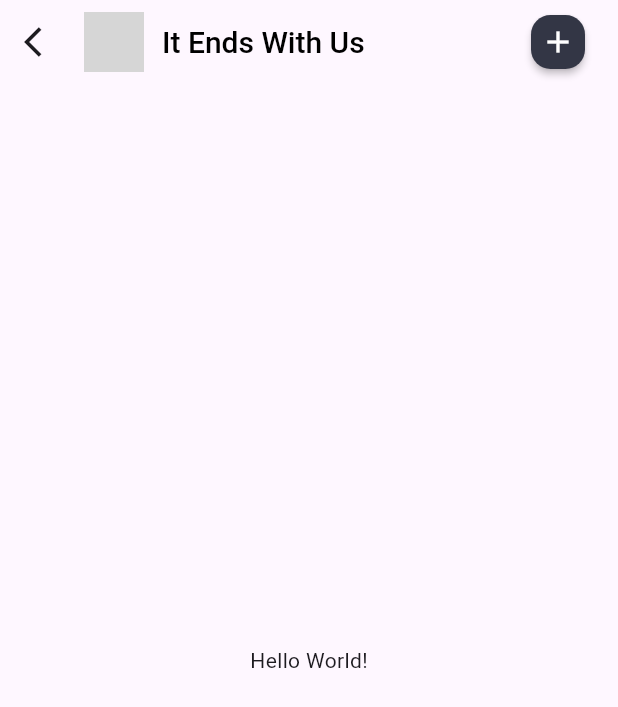
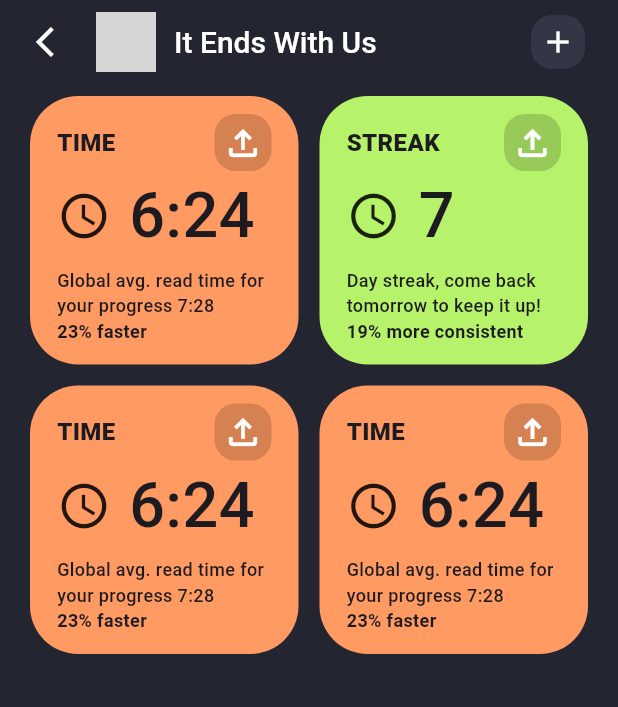
Before and after one commit to VeressIris/flutterUIpractice1, a Flutter app: the screen it shows after launch, on a phone screen of 412 x 824 dp. Shown: the top 707 px of the screen. Run offline on Flutter 3.47's test engine with Material 3 defaults, Android fonts, the phone set to English and light mode, and no system bars; network calls fail; grey boxes are pictures that could not be loaded.

Commit message:
added data blobs

```diff
--- a/lib/main.dart
+++ b/lib/main.dart
@@ -1,4 +1,6 @@
 import 'package:flutter/material.dart';
+import 'package:ui_practice_1/widgets/data_blob.dart';
+import 'package:ui_practice_1/widgets/data_blob_text_content.dart';
 
 void main() {
   runApp(const MainApp());
@@ -11,14 +13,16 @@
   Widget build(BuildContext context) {
     return MaterialApp(
       home: Scaffold(
+        backgroundColor: const Color(0xFF232531),
         appBar: AppBar(
+          backgroundColor: const Color(0xFF232531),
           title: Row(
             mainAxisAlignment: MainAxisAlignment.spaceBetween,
             children: [
               Row(children: [
                 const Padding(
-                    padding: EdgeInsets.only(right: 16),
-                    child: Icon(Icons.arrow_back_ios)),
+                    padding: EdgeInsets.only(left: 8, right: 16),
+                    child: Icon(Icons.arrow_back_ios, color: Colors.white)),
                 Padding(
                     padding: const EdgeInsets.only(right: 12),
                     child: Image.network(
@@ -27,7 +31,7 @@
                 const Text(
                   'It Ends With Us',
                   style: TextStyle(
-                    color: Colors.black,
+                    color: Colors.white,
                     fontSize: 20,
                     fontWeight: FontWeight.w500,
                   ),
@@ -36,18 +40,71 @@
               MaterialButton(
                 onPressed: () {},
                 shape: const RoundedRectangleBorder(
-                    borderRadius: BorderRadius.all(Radius.circular(13))),
+                    borderRadius: BorderRadius.all(Radius.circular(14))),
                 color: const Color(0xFF333645),
                 minWidth: 12,
+                elevation: 0,
                 padding: const EdgeInsets.all(6),
                 child: const Icon(Icons.add, color: Colors.white),
               )
             ],
           ),
-          // leading: const Icon(Icons.arrow_back_ios),
         ),
-        body: const Center(
-          child: Text('Hello World!'),
+        body: Padding(
+          padding: const EdgeInsets.symmetric(vertical: 8.0, horizontal: 20),
+          child: Column(
+            children: [
+              Expanded(
+                child: GridView.count(
+                  crossAxisCount: 2,
+                  mainAxisSpacing: 14,
+                  crossAxisSpacing: 14,
+                  children: const [
+                    DataBlob(
+                        backgroundColor: Color.fromARGB(255, 255, 154, 98),
+                        title: 'TIME',
+                        content: DataBlobTextContent(
+                          icon: Icons.watch_later_outlined,
+                          bigText: '6:24',
+                          content:
+                              'Global avg. read time for your progress 7:28',
+                          boldText: '23% faster',
+                        )),
+                    DataBlob(
+                        backgroundColor: Color.fromARGB(255, 182, 242, 106),
+                        title: 'STREAK',
+                        content: DataBlobTextContent(
+                          icon: Icons.watch_later_outlined,
+                          bigText: '7',
+                          content:
+                              'Day streak, come back tomorrow to keep it up!',
+                          boldText: '19% more consistent',
+                        )),
+                    DataBlob(
+                        backgroundColor: Color.fromARGB(255, 255, 154, 98),
+                        title: 'TIME',
+                        content: DataBlobTextContent(
+                          icon: Icons.watch_later_outlined,
+                          bigText: '6:24',
+                          content:
+                              'Global avg. read time for your progress 7:28',
+                          boldText: '23% faster',
+                        )),
+                    DataBlob(
+                        backgroundColor: Color.fromARGB(255, 255, 154, 98),
+                        title: 'TIME',
+                        content: DataBlobTextContent(
+                          icon: Icons.watch_later_outlined,
+                          bigText: '6:24',
+                          content:
+                              'Global avg. read time for your progress 7:28',
+                          boldText: '23% faster',
+                        )),
+                  ],
+                ),
+              ),
+            ],
+          ),
         ),
       ),
     );
--- /dev/null
+++ b/lib/widgets/data_blob.dart
@@ -0,0 +1,46 @@
+import 'package:flutter/material.dart';
+
+class DataBlob extends StatelessWidget {
+  const DataBlob(
+      {super.key,
+      required this.backgroundColor,
+      required this.title,
+      required this.content});
+  final Color backgroundColor;
+  final String title;
+  final Widget content;
+
+  @override
+  Widget build(BuildContext context) {
+    return Container(
+        padding: const EdgeInsets.symmetric(horizontal: 18, vertical: 12),
+        height: 200,
+        width: 200,
+        decoration: BoxDecoration(
+          color: backgroundColor,
+          borderRadius: BorderRadius.circular(32),
+        ),
+        child: Column(
+          children: [
+            Row(
+              mainAxisAlignment: MainAxisAlignment.spaceBetween,
+              children: [
+                Text(title,
+                    style: const TextStyle(
+                        fontWeight: FontWeight.w900, fontSize: 16)),
+                Container(
+                  padding: const EdgeInsets.all(5),
+                  decoration: BoxDecoration(
+                    color: const Color.fromARGB(42, 0, 0, 0),
+                    borderRadius: BorderRadius.circular(14),
+                  ),
+                  child: const Icon(Icons.file_upload_outlined,
+                      color: Colors.white, size: 28),
+                ),
+              ],
+            ),
+            content
+          ],
+        ));
+  }
+}
--- /dev/null
+++ b/lib/widgets/data_blob_text_content.dart
@@ -0,0 +1,44 @@
+import 'package:flutter/material.dart';
+
+class DataBlobTextContent extends StatelessWidget {
+  const DataBlobTextContent(
+      {super.key,
+      required this.icon,
+      required this.bigText,
+      required this.content,
+      required this.boldText});
+  final IconData icon;
+  final String bigText;
+  final String content;
+  final String boldText;
+
+  @override
+  Widget build(BuildContext context) {
+    return Column(
+      crossAxisAlignment: CrossAxisAlignment.start,
+      children: [
+        Padding(
+          padding: const EdgeInsets.only(bottom: 4),
+          child: Row(
+            children: [
+              Padding(
+                padding: const EdgeInsets.only(right: 12),
+                child: Icon(
+                  icon,
+                  size: 36,
+                ),
+              ),
+              Text(bigText,
+                  style: const TextStyle(
+                      fontSize: 42, fontWeight: FontWeight.w500))
+            ],
+          ),
+        ),
+        Text(content,
+            style: const TextStyle(fontSize: 12, fontWeight: FontWeight.w500)),
+        Text(boldText,
+            style: const TextStyle(fontSize: 12, fontWeight: FontWeight.bold)),
+      ],
+    );
+  }
+}
```
